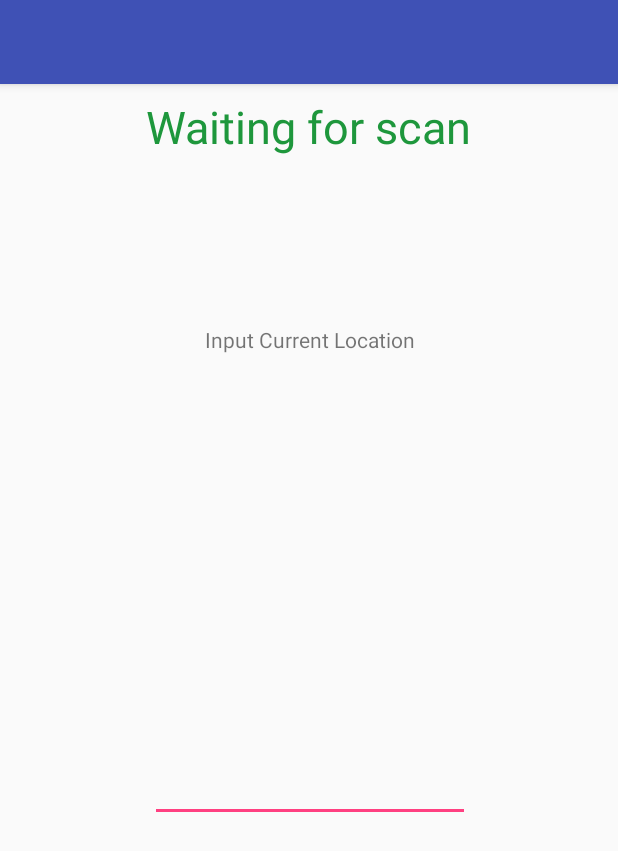
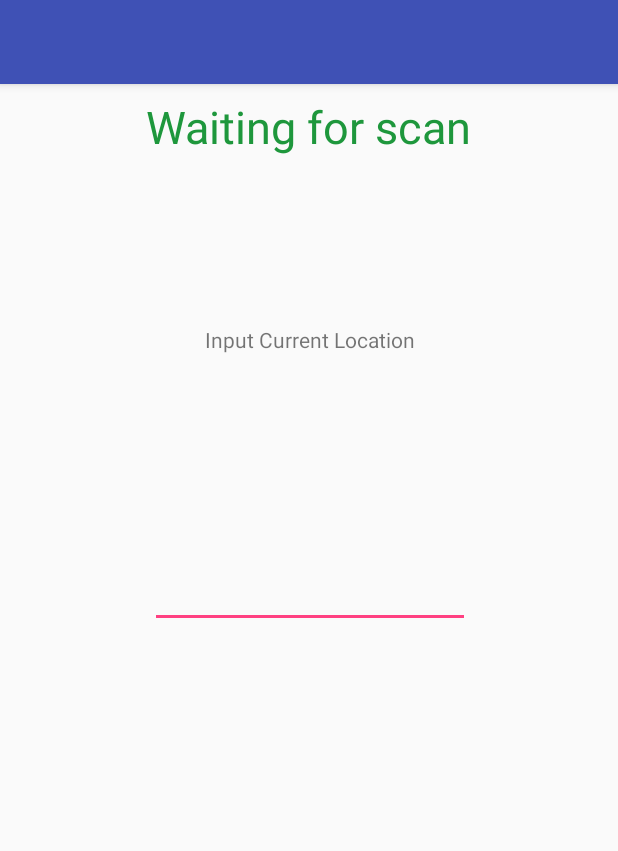
Before and after one commit to baoqt/STOCKII, an Android app: the waiting_for_scan screen opened directly, with no data from a screen before it, on a phone screen of 412 x 824 dp. Shown: the top 851 px of the screen. Run offline under Robolectric (Android 15) with nearby library versions, the phone set to English and light mode, and no system bars; libraries missing offline, so code that uses them is left out: android.device, android.device.scanner; 6 statements that could not run were skipped.

Commit message:
Finished location function. Fixed quereies that were breaking the new part and retake functions.

```diff
--- a/app/build.gradle
+++ b/app/build.gradle
@@ -2,7 +2,7 @@ apply plugin: 'com.android.application'
 
 android {
     compileSdkVersion 26
-    buildToolsVersion "26.0.0"
+    //buildToolsVersion "26.0.0"
     defaultConfig {
         applicationId "smac.stock"
         minSdkVersion 16
--- a/app/src/main/java/smac/stock/waiting_for_scan.java
+++ b/app/src/main/java/smac/stock/waiting_for_scan.java
@@ -46,6 +46,7 @@ public class waiting_for_scan extends AppCompatActivity {
                     break;
                 }
             }
+
             if (locationInput.getText().toString().equals("")) {
                 Toast errorToast = Toast.makeText(getApplicationContext(), "Error, enter " +
                         "a location", Toast.LENGTH_SHORT);
@@ -80,7 +81,7 @@ public class waiting_for_scan extends AppCompatActivity {
                 if (result.next()) {
                     Intent newScreen = new Intent(getBaseContext(), input_screen.class);
                     newScreen.putExtra("BARCODE_STRING", barcodeStr.substring(0, i).trim());
-                    newScreen.putExtra("LOCATION_STRING", locationInput.getText());
+                    newScreen.putExtra("LOCATION_STRING", locationInput.getText().toString());
                     newScreen.putExtra("USERNAME",
                             getIntent().getStringExtra("USERNAME"));
                     newScreen.putExtra("PASSWORD",
@@ -93,7 +94,7 @@ public class waiting_for_scan extends AppCompatActivity {
                 else {
                     Intent newScreen = new Intent(getBaseContext(), new_part.class);
                     newScreen.putExtra("BARCODE_STRING", barcodeStr.substring(0, i).trim());
-                    newScreen.putExtra("LOCATION_STRING", locationInput.getText());
+                    newScreen.putExtra("LOCATION_STRING", locationInput.getText().toString());
                     newScreen.putExtra("USERNAME",
                             getIntent().getStringExtra("USERNAME"));
                     newScreen.putExtra("PASSWORD",
@@ -149,6 +150,7 @@ public class waiting_for_scan extends AppCompatActivity {
             getSupportActionBar().setTitle("");
         }
 
+        locationInput = (EditText) findViewById(R.id.locationInput);
     }
 
     private void initScan() {
--- a/app/src/main/res/layout/content_waiting_for_scan.xml
+++ b/app/src/main/res/layout/content_waiting_for_scan.xml
@@ -26,31 +26,32 @@
         android:id="@+id/locationInput"
         android:layout_width="wrap_content"
         android:layout_height="wrap_content"
-        android:layout_marginBottom="276dp"
+        android:layout_marginBottom="8dp"
         android:layout_marginEnd="8dp"
         android:layout_marginStart="8dp"
+        android:layout_marginTop="8dp"
         android:ems="10"
         android:inputType="number"
         android:text="@string/input_current_location"
+        android:textAlignment="center"
         app:layout_constraintBottom_toBottomOf="parent"
         app:layout_constraintEnd_toEndOf="parent"
         app:layout_constraintHorizontal_bias="0.503"
-        app:layout_constraintStart_toStartOf="parent" />
+        app:layout_constraintStart_toStartOf="parent"
+        app:layout_constraintTop_toBottomOf="@+id/locationInputPrompt"
+        app:layout_constraintVertical_bias="0.245" />
 
     <TextView
         android:id="@+id/locationInputPrompt"
         android:layout_width="wrap_content"
         android:layout_height="wrap_content"
-        android:layout_marginBottom="8dp"
         android:layout_marginEnd="8dp"
         android:layout_marginStart="8dp"
         android:layout_marginTop="112dp"
         android:text="@string/location_input_prompt"
-        app:layout_constraintBottom_toTopOf="@+id/locationInput"
         app:layout_constraintEnd_toEndOf="parent"
         app:layout_constraintHorizontal_bias="0.502"
         app:layout_constraintStart_toStartOf="parent"
-        app:layout_constraintTop_toBottomOf="@+id/scanPrompt"
-        app:layout_constraintVertical_bias="0.0" />
+        app:layout_constraintTop_toBottomOf="@+id/scanPrompt" />
 
 </android.support.constraint.ConstraintLayout>
```
Also changed, not shown: app/src/main/java/smac/stock/input_screen.java (+14 -12 lines), app/src/main/java/smac/stock/new_part.java (+4 -4 lines), app/src/main/java/smac/stock/retake_inventory.java (+12 -15 lines), 93 other files.
